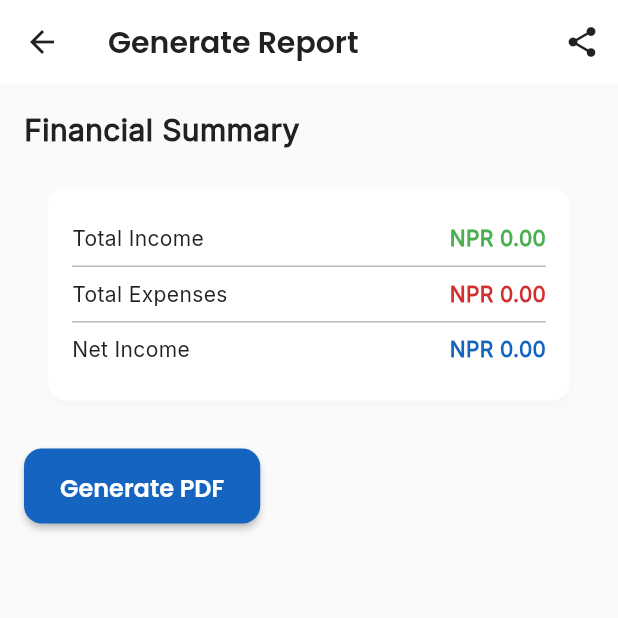
After one commit to ronitshrivas/Taxation, a Flutter app: the GenerateReportScreen screen opened directly, on a phone screen of 412 x 824 dp, the top half of it. The commit adds this screen. Run offline on Flutter 3.47's test engine with Material 3 defaults, Android fonts, the phone set to English and light mode, and no system bars; our stand-ins replace camera, fl_chart, flutter_local_notifications, flutter_riverpod, flutter_slidable, google_generative_ai and 7 more; missing offline and left inert: google_mlkit_text_recognition, nepali_utils; accounts and stored records are empty.

Commit message:
Fixing Errors of Null

```diff
--- /dev/null
+++ b/devtools_options.yaml
@@ -0,0 +1,3 @@
+description: This file stores settings for Dart & Flutter DevTools.
+documentation: https://docs.flutter.dev/tools/devtools/extensions#configure-extension-enablement-states
+extensions:
--- /dev/null
+++ b/lib/presentation/screens/receipt/generate_report_screen.dart
@@ -0,0 +1,97 @@
+import 'package:flutter/material.dart';
+import 'package:flutter/services.dart';
+import 'package:flutter_riverpod/flutter_riverpod.dart';
+import 'package:tax/core/constants/app_colors.dart';
+import 'package:tax/core/constants/app_strings.dart';
+import 'package:tax/core/utilis/formatters.dart';
+import 'package:tax/presentation/widgets/common_widgets.dart';
+import 'package:tax/presentation/providers/app_providers.dart';
+
+class GenerateReportScreen extends ConsumerWidget {
+  const GenerateReportScreen({super.key});
+
+  @override
+  Widget build(BuildContext context, WidgetRef ref) {
+    final totalIncome = ref.watch(totalIncomeProvider);
+    final totalExpense = ref.watch(totalExpenseProvider);
+    final netIncome = ref.watch(netIncomeProvider);
+
+    return Scaffold(
+      appBar: AppBar(
+        title: const Text(AppStrings.generateReport),
+        actions: [
+          IconButton(
+            icon: const Icon(Icons.share),
+            onPressed: () {
+              // Implement share functionality
+              Clipboard.setData(ClipboardData(
+                text: 'Income: ${Formatters.formatNPR(totalIncome)}\n'
+                      'Expenses: ${Formatters.formatNPR(totalExpense)}\n'
+                      'Net: ${Formatters.formatNPR(netIncome)}',
+              ));
+              ScaffoldMessenger.of(context).showSnackBar(
+                const SnackBar(content: Text('Report copied to clipboard')),
+              );
+            },
+          ),
+        ],
+      ),
+      body: SingleChildScrollView(
+        padding: const EdgeInsets.all(16),
+        child: Column(
+          crossAxisAlignment: CrossAxisAlignment.start,
+          children: [
+            const Text(
+              'Financial Summary',
+              style: TextStyle(fontSize: 20, fontWeight: FontWeight.bold),
+            ),
+            const SizedBox(height: 16),
+            Card(
+              child: Padding(
+                padding: const EdgeInsets.all(16),
+                child: Column(
+                  children: [
+                    _buildReportItem('Total Income', Formatters.formatNPR(totalIncome), AppColors.success),
+                    const Divider(),
+                    _buildReportItem('Total Expenses', Formatters.formatNPR(totalExpense), AppColors.error),
+                    const Divider(),
+                    _buildReportItem('Net Income', Formatters.formatNPR(netIncome), AppColors.primary),
+                  ],
+                ),
+              ),
+            ),
+            const SizedBox(height: 24),
+            CustomButton(
+              text: 'Generate PDF',
+              onPressed: () {
+                // Implement PDF generation
+                ScaffoldMessenger.of(context).showSnackBar(
+                  const SnackBar(content: Text('PDF generation coming soon')),
+                );
+              },
+            ),
+          ],
+        ),
+      ),
+    );
+  }
+
+  Widget _buildReportItem(String title, String value, Color color) {
+    return Padding(
+      padding: const EdgeInsets.symmetric(vertical: 8),
+      child: Row(
+        mainAxisAlignment: MainAxisAlignment.spaceBetween,
+        children: [
+          Text(title),
+          Text(
+            value,
+            style: TextStyle(
+              fontWeight: FontWeight.bold,
+              color: color,
+            ),
+          ),
+        ],
+      ),
+    );
+  }
+}
--- a/lib/presentation/screens/tax/tax_calculator_screen.dart
+++ b/lib/presentation/screens/tax/tax_calculator_screen.dart
@@ -43,7 +43,7 @@ class _TaxCalculatorScreenState extends ConsumerState<TaxCalculatorScreen> {
   }
 
   void _calculate() {
-    if (!_formKey.currentState!.validate()) return;
+    if (_formKey.currentState != null && !_formKey.currentState!.validate()) return;
 
     final grossIncome = double.tryParse(_incomeController.text.replaceAll(',', '')) ?? 0;
     final pf = double.tryParse(_pfController.text.replaceAll(',', '')) ?? 0;
--- a/pubspec.yaml
+++ b/pubspec.yaml
@@ -62,7 +62,6 @@ dependencies:
   animate_do: ^4.2.0
   shimmer: ^3.0.0
   qr_flutter: ^4.1.0
-  qr_code_scanner: ^1.0.1
   local_auth: ^2.3.0
   flutter_local_notifications: ^19.4.2
   awesome_notifications: ^0.10.1
```
Also changed, not shown: lib/main.dart (+9 -4 lines), lib/presentation/screens/dashboard/dashboard_screen.dart (+33 -10 lines), lib/presentation/screens/transactions_screen.dart (added, +49 -0 lines), lib/presentation/widgets/common_widgets.dart (+8 -4 lines), lib/presentation/screens/ai/ai_advisor_screen.dart (line endings or trailing spaces), pubspec.lock, 2 other files.
